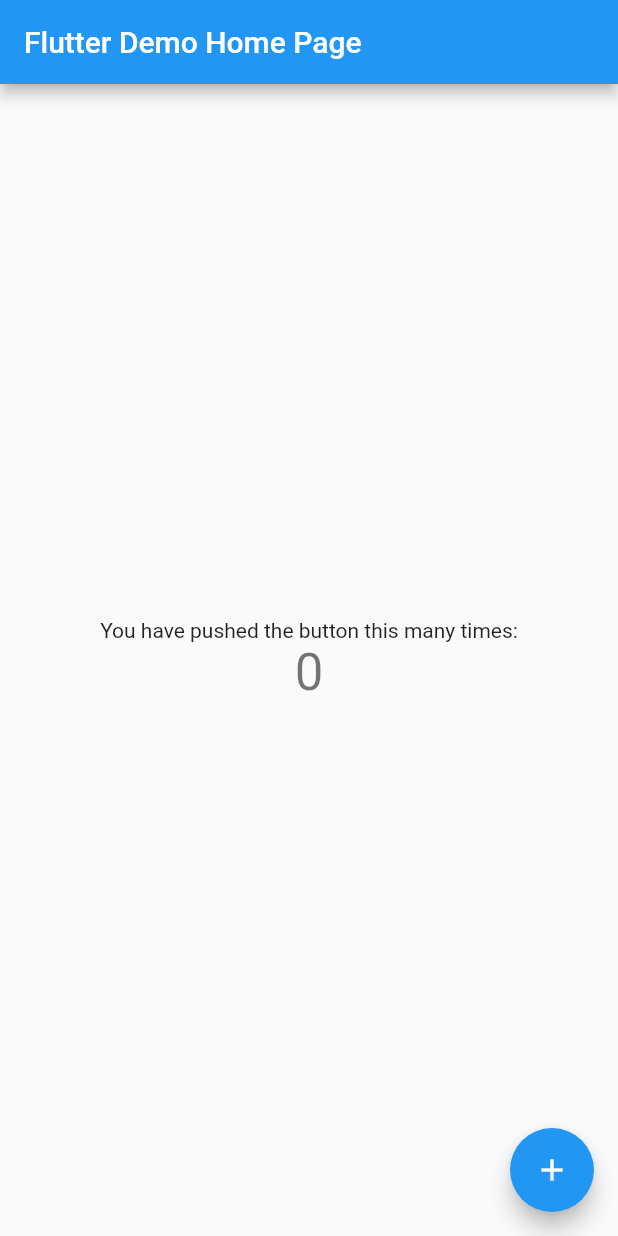
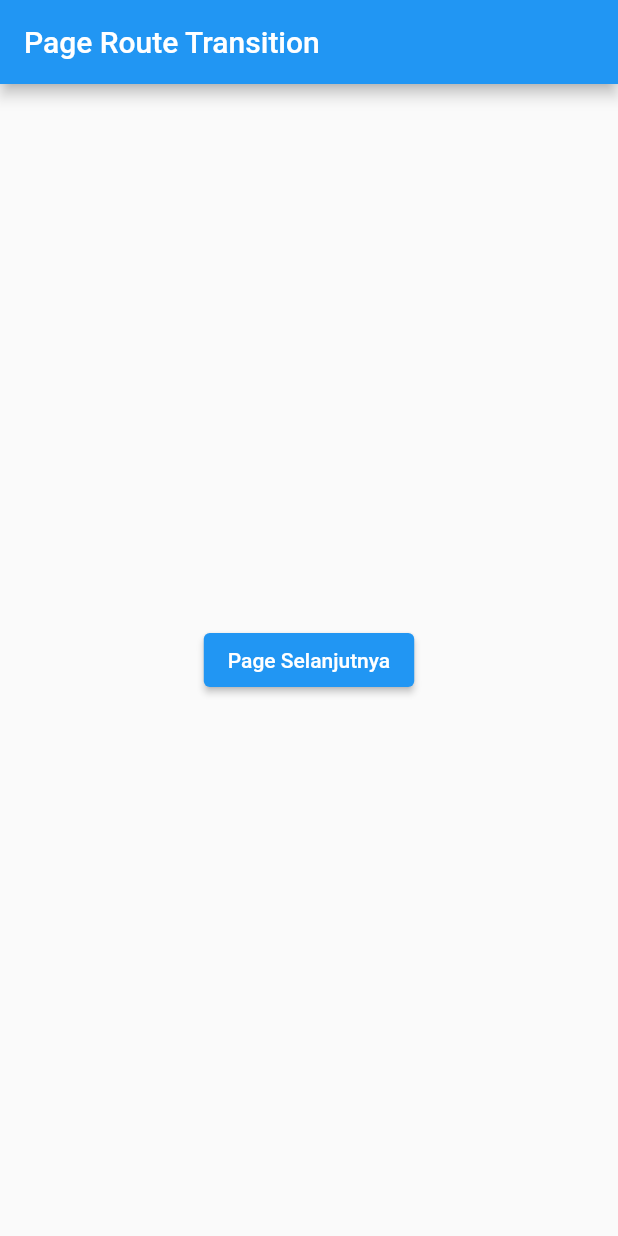
Before and after one commit to arifbudiman0104/flutter_cookbook, a Flutter app: the screen it shows after launch, on a phone screen of 412 x 824 dp. Run offline on Flutter 3.47's test engine with Material 2 defaults, Android fonts, the phone set to English and light mode, and no system bars.

Commit message:
finish animate a page route transition

```diff
--- /dev/null
+++ b/animation_animate_a_page_route_transition/lib/homePage.dart
@@ -0,0 +1,39 @@
+import 'package:animation_animate_a_page_route_transition/nextPage.dart';
+import 'package:flutter/material.dart';
+
+class homePage extends StatelessWidget {
+  @override
+  Widget build(BuildContext context) {
+    return Scaffold(
+      appBar: AppBar(
+        title: Text('Page Route Transition'),
+      ),
+      body: Center(
+        child: ElevatedButton(
+          child: Text('Page Selanjutnya'),
+          onPressed: () {
+            Navigator.of(context).push(_createRoute());
+          },
+        ),
+      ),
+    );
+  }
+}
+
+Route _createRoute() {
+  return PageRouteBuilder(
+    pageBuilder: (context, animation, secondaryAnimation) => nextPage(),
+    transitionsBuilder: (context, animation, secondaryAnimation, child) {
+      var begin = Offset(0.0, 1.0);
+      var end = Offset.zero;
+      var curve = Curves.ease;
+
+      var tween = Tween(begin: begin, end: end).chain(CurveTween(curve: curve));
+
+      return SlideTransition(
+        position: animation.drive(tween),
+        child: child,
+      );
+    },
+  );
+}
--- a/animation_animate_a_page_route_transition/lib/main.dart
+++ b/animation_animate_a_page_route_transition/lib/main.dart
@@ -1,113 +1,21 @@
 import 'package:flutter/material.dart';
+
+import 'homePage.dart';
 
 void main() {
   runApp(MyApp());
 }
 
 class MyApp extends StatelessWidget {
-  // This widget is the root of your application.
   @override
   Widget build(BuildContext context) {
     return MaterialApp(
+      debugShowCheckedModeBanner: false,
       title: 'Flutter Demo',
       theme: ThemeData(
-        // This is the theme of your application.
-        //
-        // Try running your application with "flutter run". You'll see the
-        // application has a blue toolbar. Then, without quitting the app, try
-        // changing the primarySwatch below to Colors.green and then invoke
-        // "hot reload" (press "r" in the console where you ran "flutter run",
-        // or simply save your changes to "hot reload" in a Flutter IDE).
-        // Notice that the counter didn't reset back to zero; the application
-        // is not restarted.
         primarySwatch: Colors.blue,
       ),
-      home: MyHomePage(title: 'Flutter Demo Home Page'),
+      home: homePage(),
     );
   }
 }
-
-class MyHomePage extends StatefulWidget {
-  MyHomePage({Key key, this.title}) : super(key: key);
-
-  // This widget is the home page of your application. It is stateful, meaning
-  // that it has a State object (defined below) that contains fields that affect
-  // how it looks.
-
-  // This class is the configuration for the state. It holds the values (in this
-  // case the title) provided by the parent (in this case the App widget) and
-  // used by the build method of the State. Fields in a Widget subclass are
-  // always marked "final".
-
-  final String title;
-
-  @override
-  _MyHomePageState createState() => _MyHomePageState();
-}
-
-class _MyHomePageState extends State<MyHomePage> {
-  int _counter = 0;
-
-  void _incrementCounter() {
-    setState(() {
-      // This call to setState tells the Flutter framework that something has
-      // changed in this State, which causes it to rerun the build method below
-      // so that the display can reflect the updated values. If we changed
-      // _counter without calling setState(), then the build method would not be
-      // called again, and so nothing would appear to happen.
-      _counter++;
-    });
-  }
-
-  @override
-  Widget build(BuildContext context) {
-    // This method is rerun every time setState is called, for instance as done
-    // by the _incrementCounter method above.
-    //
-    // The Flutter framework has been optimized to make rerunning build methods
-    // fast, so that you can just rebuild anything that needs updating rather
-    // than having to individually change instances of widgets.
-    return Scaffold(
-      appBar: AppBar(
-        // Here we take the value from the MyHomePage object that was created by
-        // the App.build method, and use it to set our appbar title.
-        title: Text(widget.title),
-      ),
-      body: Center(
-        // Center is a layout widget. It takes a single child and positions it
-        // in the middle of the parent.
-        child: Column(
-          // Column is also a layout widget. It takes a list of children and
-          // arranges them vertically. By default, it sizes itself to fit its
-          // children horizontally, and tries to be as tall as its parent.
-          //
-          // Invoke "debug painting" (press "p" in the console, choose the
-          // "Toggle Debug Paint" action from the Flutter Inspector in Android
-          // Studio, or the "Toggle Debug Paint" command in Visual Studio Code)
-          // to see the wireframe for each widget.
-          //
-          // Column has various properties to control how it sizes itself and
-          // how it positions its children. Here we use mainAxisAlignment to
-          // center the children vertically; the main axis here is the vertical
-          // axis because Columns are vertical (the cross axis would be
-          // horizontal).
-          mainAxisAlignment: MainAxisAlignment.center,
-          children: <Widget>[
-            Text(
-              'You have pushed the button this many times:',
-            ),
-            Text(
-              '$_counter',
-              style: Theme.of(context).textTheme.headline4,
-            ),
-          ],
-        ),
-      ),
-      floatingActionButton: FloatingActionButton(
-        onPressed: _incrementCounter,
-        tooltip: 'Increment',
-        child: Icon(Icons.add),
-      ), // This trailing comma makes auto-formatting nicer for build methods.
-    );
-  }
-}
```
Also changed, not shown: animation_animate_a_page_route_transition/lib/nextPage.dart (added, +12 -0 lines).
